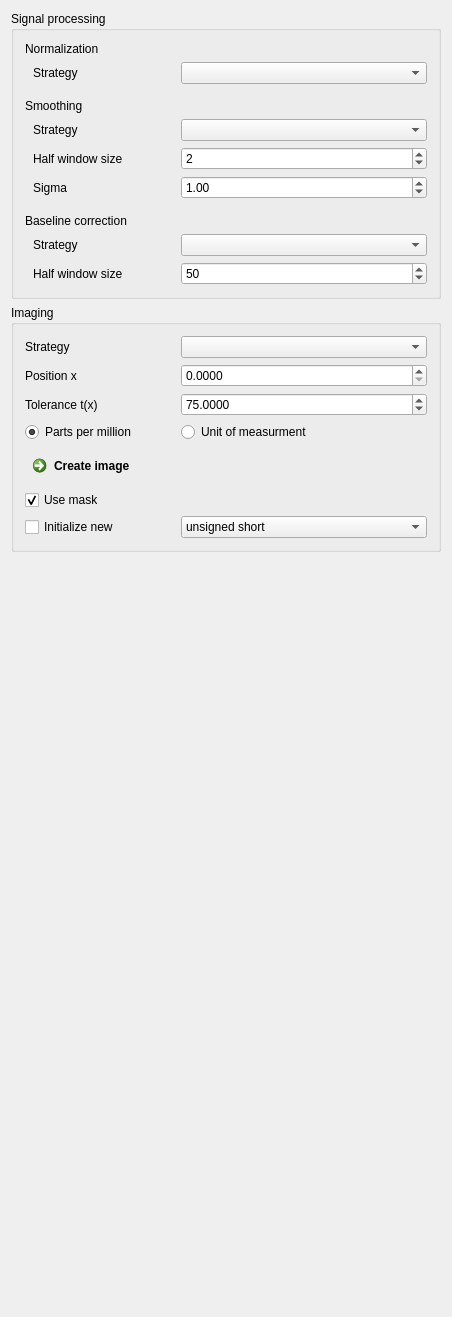
m2aia/m2aia, file Plugins/org.mitk.gui.qt.m2.Data/src/internal/m2Data.ui: the form before one commit.
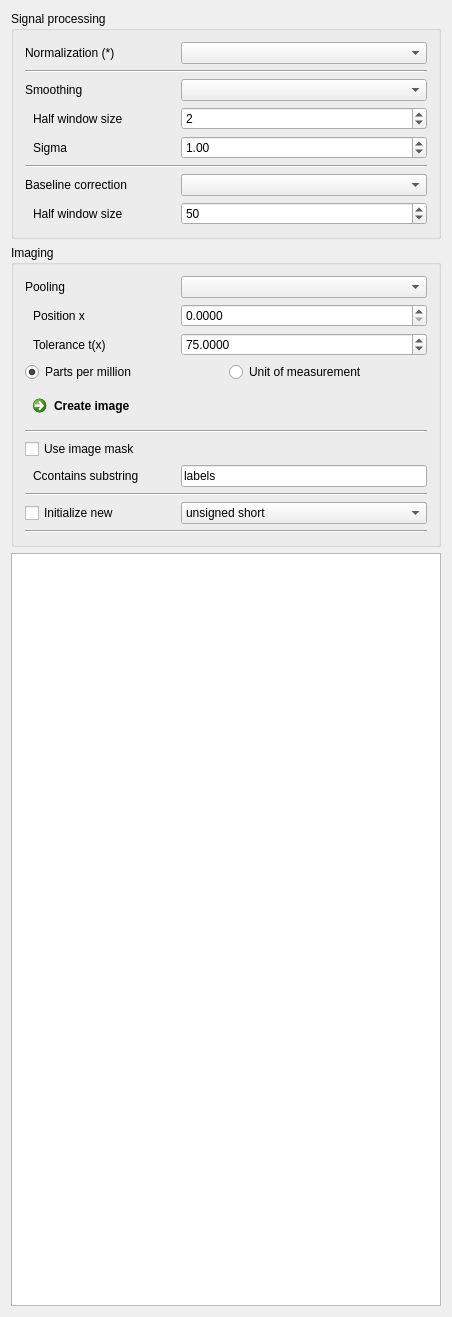
The form after the commit.

Commit message: cleanup data view

The edit to the form file:
```diff
--- a/Plugins/org.mitk.gui.qt.m2.Data/src/internal/m2Data.ui
+++ b/Plugins/org.mitk.gui.qt.m2.Data/src/internal/m2Data.ui
@@ -52,76 +52,68 @@
      <property name="title">
       <string>Signal processing</string>
      </property>
-     <layout class="QFormLayout" name="formLayout">
-      <item row="1" column="0">
-       <widget class="QLabel" name="label_15">
-        <property name="sizePolicy">
-         <sizepolicy hsizetype="Preferred" vsizetype="Preferred">
-          <horstretch>1</horstretch>
-          <verstretch>0</verstretch>
-         </sizepolicy>
-        </property>
-        <property name="minimumSize">
-         <size>
-          <width>150</width>
-          <height>0</height>
-         </size>
-        </property>
-        <property name="text">
-         <string>Normalization</string>
-        </property>
-       </widget>
-      </item>
-      <item row="2" column="0">
+     <layout class="QVBoxLayout" name="verticalLayout_3">
+      <item>
+       <layout class="QHBoxLayout" name="horizontalLayout_7">
+        <item>
        <widget class="QLabel" name="label_17">
+          <property name="minimumSize">
+           <size>
+            <width>150</width>
+            <height>0</height>
+           </size>
+          </property>
+          <property name="maximumSize">
+           <size>
+            <width>150</width>
+            <height>16777215</height>
+           </size>
+          </property>
         <property name="text">
-         <string>Strategy</string>
+           <string>Normalization (*)</string>
         </property>
         <property name="indent">
-         <number>8</number>
+           <number>0</number>
         </property>
        </widget>
       </item>
-      <item row="2" column="1">
+        <item>
        <widget class="QComboBox" name="CBNormalization"/>
       </item>
-      <item row="3" column="0">
+       </layout>
+      </item>
+      <item>
        <widget class="Line" name="line_2">
         <property name="orientation">
          <enum>Qt::Horizontal</enum>
         </property>
        </widget>
       </item>
-      <item row="5" column="0">
-       <widget class="QLabel" name="label_16">
-        <property name="sizePolicy">
-         <sizepolicy hsizetype="Preferred" vsizetype="Preferred">
-          <horstretch>1</horstretch>
-          <verstretch>0</verstretch>
-         </sizepolicy>
-        </property>
-        <property name="minimumSize">
-         <size>
-          <width>150</width>
-          <height>0</height>
-         </size>
-        </property>
-        <property name="text">
-         <string>Smoothing</string>
-        </property>
-       </widget>
-      </item>
-      <item row="6" column="0">
+      <item>
+       <layout class="QHBoxLayout" name="horizontalLayout_8">
+        <item>
        <widget class="QLabel" name="label_18">
+          <property name="minimumSize">
+           <size>
+            <width>150</width>
+            <height>0</height>
+           </size>
+          </property>
+          <property name="maximumSize">
+           <size>
+            <width>150</width>
+            <height>16777215</height>
+           </size>
+          </property>
         <property name="text">
-         <string>Strategy</string>
+           <string>Smoothing</string>
         </property>
         <property name="indent">
-         <number>8</number>
+           <number>0</number>
         </property>
        </widget>
       </item>
-      <item row="6" column="1">
+        <item>
        <widget class="QComboBox" name="CBSmoothing">
         <property name="sizePolicy">
          <sizepolicy hsizetype="Preferred" vsizetype="Preferred">
@@ -131,7 +123,11 @@
         </property>
        </widget>
       </item>
-      <item row="7" column="0">
+       </layout>
+      </item>
+      <item>
+       <layout class="QHBoxLayout" name="horizontalLayout_9">
+        <item>
        <widget class="QLabel" name="label">
         <property name="sizePolicy">
          <sizepolicy hsizetype="Preferred" vsizetype="Preferred">
@@ -145,6 +141,12 @@
           <height>0</height>
          </size>
         </property>
+          <property name="maximumSize">
+           <size>
+            <width>150</width>
+            <height>16777215</height>
+           </size>
+          </property>
         <property name="text">
          <string>Half window size</string>
         </property>
@@ -156,7 +158,7 @@
         </property>
        </widget>
       </item>
-      <item row="7" column="1">
+        <item>
        <widget class="QSpinBox" name="spnBxSmoothing">
         <property name="sizePolicy">
          <sizepolicy hsizetype="Preferred" vsizetype="Preferred">
@@ -190,7 +192,11 @@
         </property>
        </widget>
       </item>
-      <item row="8" column="0">
+       </layout>
+      </item>
+      <item>
+       <layout class="QHBoxLayout" name="horizontalLayout_10">
+        <item>
        <widget class="QLabel" name="label_10">
         <property name="sizePolicy">
          <sizepolicy hsizetype="Preferred" vsizetype="Preferred">
@@ -204,6 +210,12 @@
           <height>0</height>
          </size>
         </property>
+          <property name="maximumSize">
+           <size>
+            <width>150</width>
+            <height>16777215</height>
+           </size>
+          </property>
         <property name="text">
          <string>Sigma</string>
         </property>
@@ -215,7 +227,7 @@
         </property>
        </widget>
       </item>
-      <item row="8" column="1">
+        <item>
        <widget class="QDoubleSpinBox" name="spnBxSigma">
         <property name="sizePolicy">
          <sizepolicy hsizetype="Preferred" vsizetype="Preferred">
@@ -234,27 +246,47 @@
         </property>
        </widget>
       </item>
-      <item row="11" column="0">
+       </layout>
+      </item>
+      <item>
        <widget class="Line" name="line_3">
         <property name="orientation">
          <enum>Qt::Horizontal</enum>
         </property>
        </widget>
       </item>
-      <item row="13" column="0">
+      <item>
+       <layout class="QHBoxLayout" name="horizontalLayout_11">
+        <item>
        <widget class="QLabel" name="label_20">
+          <property name="minimumSize">
+           <size>
+            <width>150</width>
+            <height>0</height>
+           </size>
+          </property>
+          <property name="maximumSize">
+           <size>
+            <width>150</width>
+            <height>16777215</height>
+           </size>
+          </property>
         <property name="text">
-         <string>Strategy</string>
+           <string>Baseline correction</string>
         </property>
         <property name="indent">
-         <number>8</number>
+           <number>0</number>
         </property>
        </widget>
       </item>
-      <item row="13" column="1">
+        <item>
        <widget class="QComboBox" name="CBBaselineCorrection"/>
       </item>
-      <item row="14" column="0">
+       </layout>
+      </item>
+      <item>
+       <layout class="QHBoxLayout" name="horizontalLayout_12">
+        <item>
        <widget class="QLabel" name="label_4">
         <property name="sizePolicy">
          <sizepolicy hsizetype="Preferred" vsizetype="Preferred">
@@ -268,6 +300,12 @@
           <height>0</height>
          </size>
         </property>
+          <property name="maximumSize">
+           <size>
+            <width>150</width>
+            <height>16777215</height>
+           </size>
+          </property>
         <property name="text">
          <string>Half window size</string>
         </property>
@@ -279,7 +317,7 @@
         </property>
        </widget>
       </item>
-      <item row="14" column="1">
+        <item>
        <widget class="QSpinBox" name="spnBxBaseline">
         <property name="sizePolicy">
          <sizepolicy hsizetype="Preferred" vsizetype="Preferred">
@@ -307,24 +345,7 @@
         </property>
        </widget>
       </item>
-      <item row="12" column="0">
-       <widget class="QLabel" name="label_19">
-        <property name="sizePolicy">
-         <sizepolicy hsizetype="Preferred" vsizetype="Preferred">
-          <horstretch>1</horstretch>
-          <verstretch>0</verstretch>
-         </sizepolicy>
-        </property>
-        <property name="minimumSize">
-         <size>
-          <width>150</width>
-          <height>0</height>
-         </size>
-        </property>
-        <property name="text">
-         <string>Baseline correction</string>
-        </property>
-       </widget>
+       </layout>
       </item>
      </layout>
     </widget>
@@ -343,8 +364,10 @@
      <property name="checkable">
       <bool>false</bool>
      </property>
-     <layout class="QFormLayout" name="formLayout_2">
-      <item row="0" column="0">
+     <layout class="QVBoxLayout" name="verticalLayout_2">
+      <item>
+       <layout class="QHBoxLayout" name="horizontalLayout_2">
+        <item>
        <widget class="QLabel" name="label_14">
         <property name="minimumSize">
          <size>
@@ -352,17 +375,26 @@
           <height>0</height>
          </size>
         </property>
+          <property name="maximumSize">
+           <size>
+            <width>150</width>
+            <height>16777215</height>
+           </size>
+          </property>
         <property name="font">
          <font>
           <italic>false</italic>
          </font>
         </property>
         <property name="text">
-         <string>Strategy</string>
+           <string>Pooling</string>
+          </property>
+          <property name="indent">
+           <number>0</number>
         </property>
        </widget>
       </item>
-      <item row="0" column="1">
+        <item>
        <widget class="QComboBox" name="CBImagingStrategy">
         <property name="sizePolicy">
          <sizepolicy hsizetype="Preferred" vsizetype="Preferred">
@@ -372,7 +404,11 @@
         </property>
        </widget>
       </item>
-      <item row="1" column="0">
+       </layout>
+      </item>
+      <item>
+       <layout class="QHBoxLayout" name="horizontalLayout_3">
+        <item>
        <widget class="QLabel" name="label_8">
         <property name="minimumSize">
          <size>
@@ -380,6 +416,12 @@
           <height>0</height>
          </size>
         </property>
+          <property name="maximumSize">
+           <size>
+            <width>150</width>
+            <height>16777215</height>
+           </size>
+          </property>
         <property name="font">
          <font>
           <italic>false</italic>
@@ -388,9 +430,12 @@
         <property name="text">
          <string>Position x</string>
         </property>
-       </widget>
-      </item>
-      <item row="1" column="1">
+          <property name="indent">
+           <number>8</number>
+          </property>
+         </widget>
+        </item>
+        <item>
        <widget class="QDoubleSpinBox" name="spnBxMz">
         <property name="sizePolicy">
          <sizepolicy hsizetype="Preferred" vsizetype="Preferred">
@@ -415,7 +460,11 @@
         </property>
        </widget>
       </item>
-      <item row="2" column="0">
+       </layout>
+      </item>
+      <item>
+       <layout class="QHBoxLayout" name="horizontalLayout_4">
+        <item>
        <widget class="QLabel" name="label_9">
         <property name="minimumSize">
          <size>
@@ -423,6 +472,12 @@
           <height>0</height>
          </size>
         </property>
+          <property name="maximumSize">
+           <size>
+            <width>150</width>
+            <height>16777215</height>
+           </size>
+          </property>
         <property name="font">
          <font>
           <italic>false</italic>
@@ -431,9 +486,12 @@
         <property name="text">
          <string>Tolerance t(x)</string>
         </property>
-       </widget>
-      </item>
-      <item row="2" column="1">
+          <property name="indent">
+           <number>8</number>
+          </property>
+         </widget>
+        </item>
+        <item>
        <widget class="QDoubleSpinBox" name="spnBxTol">
         <property name="sizePolicy">
          <sizepolicy hsizetype="Preferred" vsizetype="Preferred">
@@ -470,7 +528,11 @@
         </property>
        </widget>
       </item>
-      <item row="3" column="0">
+       </layout>
+      </item>
+      <item>
+       <layout class="QHBoxLayout" name="horizontalLayout_5">
+        <item>
        <widget class="QRadioButton" name="rbtnTolPPM">
         <property name="enabled">
          <bool>true</bool>
@@ -501,7 +563,7 @@
         </property>
        </widget>
       </item>
-      <item row="3" column="1">
+        <item>
        <widget class="QRadioButton" name="rbtnTolDa">
         <property name="enabled">
          <bool>true</bool>
@@ -525,18 +587,20 @@
          </size>
         </property>
         <property name="text">
-         <string>Unit of measurment</string>
+           <string>Unit of measurement</string>
         </property>
         <property name="checked">
          <bool>false</bool>
         </property>
        </widget>
       </item>
-      <item row="4" column="0">
+       </layout>
+      </item>
+      <item>
        <widget class="QCommandLinkButton" name="btnGrabIonImage">
         <property name="sizePolicy">
          <sizepolicy hsizetype="Preferred" vsizetype="Preferred">
-          <horstretch>0</horstretch>
+          <horstretch>4</horstretch>
           <verstretch>0</verstretch>
          </sizepolicy>
         </property>
@@ -548,7 +612,7 @@
         </property>
         <property name="maximumSize">
          <size>
-          <width>150</width>
+          <width>16777215</width>
           <height>16777215</height>
          </size>
         </property>
@@ -557,7 +621,123 @@
         </property>
        </widget>
       </item>
-      <item row="6" column="1">
+      <item>
+       <widget class="Line" name="line">
+        <property name="orientation">
+         <enum>Qt::Horizontal</enum>
+        </property>
+       </widget>
+      </item>
+      <item>
+       <widget class="QCheckBox" name="chkBxUseMask">
+        <property name="sizePolicy">
+         <sizepolicy hsizetype="Preferred" vsizetype="Preferred">
+          <horstretch>0</horstretch>
+          <verstretch>0</verstretch>
+         </sizepolicy>
+        </property>
+        <property name="minimumSize">
+         <size>
+          <width>150</width>
+          <height>0</height>
+         </size>
+        </property>
+        <property name="maximumSize">
+         <size>
+          <width>150</width>
+          <height>16777215</height>
+         </size>
+        </property>
+        <property name="text">
+         <string>Use image mask</string>
+        </property>
+        <property name="checked">
+         <bool>false</bool>
+        </property>
+       </widget>
+      </item>
+      <item>
+       <layout class="QHBoxLayout" name="horizontalLayout_14">
+        <item>
+         <widget class="QLabel" name="label_11">
+          <property name="minimumSize">
+           <size>
+            <width>150</width>
+            <height>0</height>
+           </size>
+          </property>
+          <property name="maximumSize">
+           <size>
+            <width>150</width>
+            <height>16777215</height>
+           </size>
+          </property>
+          <property name="font">
+           <font>
+            <italic>false</italic>
+           </font>
+          </property>
+          <property name="text">
+           <string>Ccontains substring</string>
+          </property>
+          <property name="indent">
+           <number>8</number>
+          </property>
+         </widget>
+        </item>
+        <item>
+         <widget class="QLineEdit" name="maskSubstring">
+          <property name="inputMask">
+           <string/>
+          </property>
+          <property name="text">
+           <string>labels</string>
+          </property>
+          <property name="placeholderText">
+           <string/>
+          </property>
+         </widget>
+        </item>
+       </layout>
+      </item>
+      <item>
+       <widget class="Line" name="line_4">
+        <property name="orientation">
+         <enum>Qt::Horizontal</enum>
+        </property>
+       </widget>
+      </item>
+      <item>
+       <layout class="QHBoxLayout" name="horizontalLayout_6">
+        <item>
+         <widget class="QCheckBox" name="chkBxInitNew">
+          <property name="sizePolicy">
+           <sizepolicy hsizetype="Preferred" vsizetype="Preferred">
+            <horstretch>0</horstretch>
+            <verstretch>0</verstretch>
+           </sizepolicy>
+          </property>
+          <property name="minimumSize">
+           <size>
+            <width>150</width>
+            <height>0</height>
+           </size>
+          </property>
+          <property name="maximumSize">
+           <size>
+            <width>150</width>
+            <height>16777215</height>
+           </size>
+          </property>
+          <property name="toolTip">
+           <string/>
+          </property>
+          <property name="text">
+           <string>Initialize new </string>
+          </property>
+         </widget>
+        </item>
+        <item>
        <widget class="QComboBox" name="cmbBxType">
         <property name="sizePolicy">
          <sizepolicy hsizetype="Preferred" vsizetype="Preferred">
@@ -590,71 +770,63 @@
         </item>
        </widget>
       </item>
-      <item row="5" column="0">
-       <widget class="QCheckBox" name="chkBxUseMask">
-        <property name="sizePolicy">
-         <sizepolicy hsizetype="Preferred" vsizetype="Preferred">
-          <horstretch>0</horstretch>
-          <verstretch>0</verstretch>
-         </sizepolicy>
-        </property>
-        <property name="maximumSize">
-         <size>
-          <width>16777215</width>
-          <height>16777215</height>
-         </size>
-        </property>
-        <property name="text">
-         <string>Use mask</string>
-        </property>
-        <property name="checked">
-         <bool>true</bool>
-        </property>
-       </widget>
-      </item>
-      <item row="6" column="0">
-       <widget class="QCheckBox" name="chkBxInitNew">
-        <property name="sizePolicy">
-         <sizepolicy hsizetype="Preferred" vsizetype="Preferred">
-          <horstretch>0</horstretch>
-          <verstretch>0</verstretch>
-         </sizepolicy>
-        </property>
-        <property name="minimumSize">
-         <size>
-          <width>0</width>
-          <height>0</height>
-         </size>
-        </property>
-        <property name="maximumSize">
-         <size>
-          <width>16777215</width>
-          <height>16777215</height>
-         </size>
-        </property>
-        <property name="toolTip">
-         <string/>
-        </property>
-        <property name="text">
-         <string>Initialize new </string>
-        </property>
-       </widget>
-      </item>
-     </layout>
-    </widget>
+       </layout>
    </item>
    <item>
-    <spacer name="verticalSpacer">
+       <widget class="Line" name="line_5">
      <property name="orientation">
-      <enum>Qt::Vertical</enum>
-     </property>
-     <property name="sizeHint" stdset="0">
-      <size>
-       <width>20</width>
-       <height>40</height>
-      </size>
+         <enum>Qt::Horizontal</enum>
+        </property>
+       </widget>
+      </item>
+     </layout>
+    </widget>
+   </item>
+   <item>
+    <widget class="QTableWidget" name="tableWidget">
+     <property name="alternatingRowColors">
+      <bool>true</bool>
      </property>
-    </spacer>
+     <property name="showGrid">
+      <bool>false</bool>
+     </property>
+     <property name="wordWrap">
+      <bool>false</bool>
+     </property>
+     <property name="cornerButtonEnabled">
+      <bool>false</bool>
+     </property>
+     <property name="rowCount">
+      <number>0</number>
+     </property>
+     <attribute name="horizontalHeaderVisible">
+      <bool>false</bool>
+     </attribute>
+     <attribute name="horizontalHeaderStretchLastSection">
+      <bool>true</bool>
+     </attribute>
+     <attribute name="verticalHeaderVisible">
+      <bool>false</bool>
+     </attribute>
+     <attribute name="verticalHeaderHighlightSections">
+      <bool>true</bool>
+     </attribute>
+     <column>
+      <property name="text">
+       <string>Label</string>
+      </property>
+     </column>
+     <column>
+      <property name="text">
+       <string>Position</string>
+      </property>
+     </column>
+     <column>
+      <property name="text">
+       <string>Color</string>
+      </property>
+     </column>
+    </widget>
    </item>
   </layout>
  </widget>
```
Left out of the diff: 11 changed lines with no effect on the pictures. Lines whose indentation alone changed are shown as unchanged. The commit also changes 2 other files.
